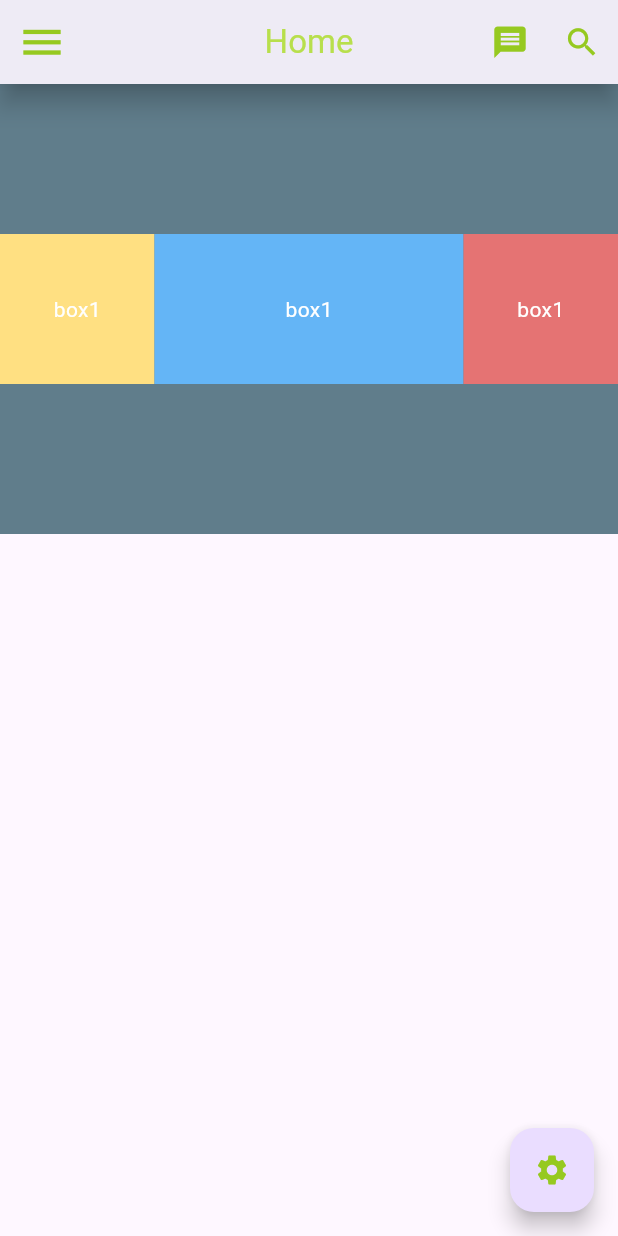
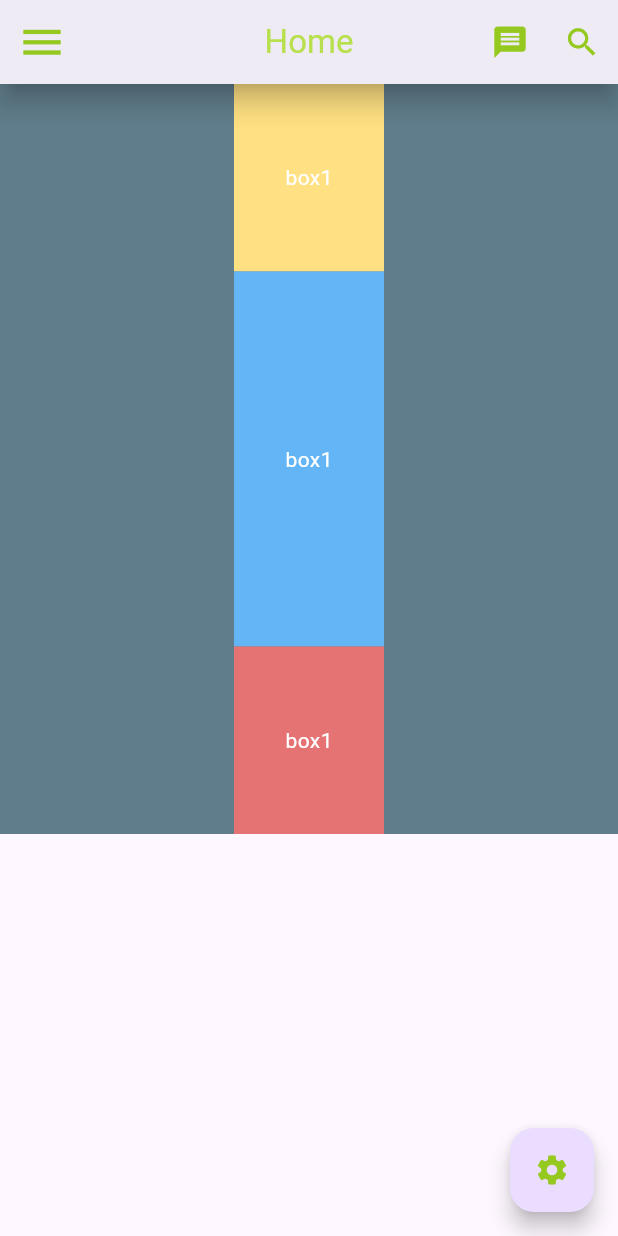
Before and after one commit to sm-hl/simple_project, a Flutter app: the screen it shows after launch, on a phone screen of 412 x 824 dp. Run offline on Flutter 3.47's test engine with Material 3 defaults, Android fonts, the phone set to English and light mode, and no system bars.

Commit message:
Expanded widget for column

```diff
--- a/lib/main.dart
+++ b/lib/main.dart
@@ -71,10 +71,10 @@ class simpleProject extends StatelessWidget {
         ), //go to material icon https://fonts.google.com/icons
       ),
       body: Container(
-        height: 300,
+        height: 500,
         width: double.infinity,
         color: Colors.blueGrey,
-        child: Row(
+        child: Column(
           children: [
             Expanded(//divide the empty space to total flex number and distributed to children
               flex: 1,//0: not expanded
```
